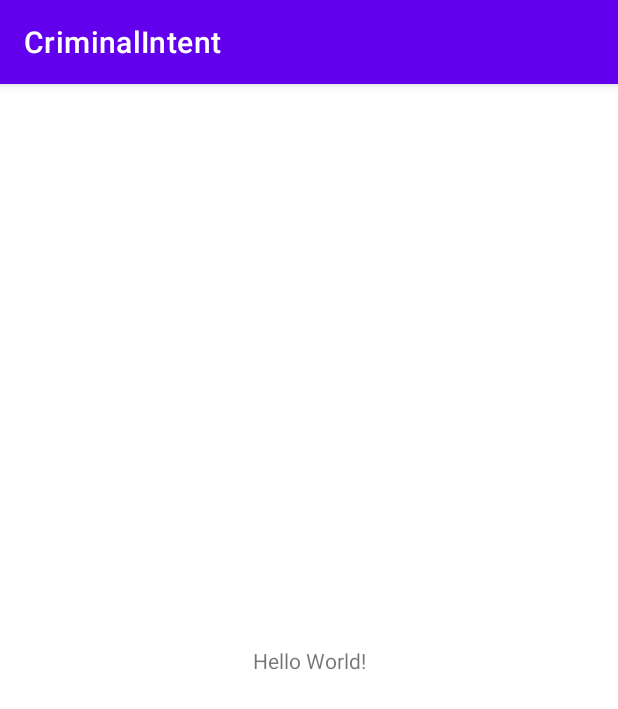
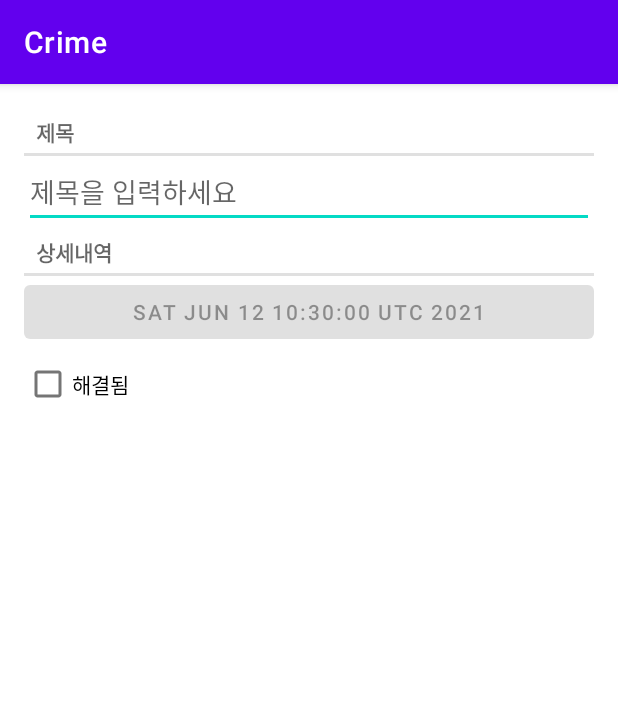
Before and after one commit to byLatte/CriminalIntent, an Android app: the screen it shows after launch (MainActivity), on a phone screen of 412 x 824 dp. Shown: the top 709 px of the screen. Run offline under Robolectric (Android 15) with nearby library versions, the phone set to English and light mode, and no system bars.

Commit message:
framelayout으로 변경 및 fragment 적용

```diff
--- a/app/src/main/java/com/latte/crime/CrimeFragment.kt
+++ b/app/src/main/java/com/latte/crime/CrimeFragment.kt
@@ -1,14 +1,73 @@
 package com.latte.crime
 
 import android.os.Bundle
+import android.text.Editable
+import android.text.TextWatcher
+import android.view.LayoutInflater
+import android.view.View
+import android.view.ViewGroup
+import android.widget.Button
+import android.widget.CheckBox
+import android.widget.EditText
 import androidx.fragment.app.Fragment
 
 class CrimeFragment: Fragment(){
 
     private lateinit var crime: Crime
+    private lateinit var titleField: EditText
+    private lateinit var dateButton: Button
+    private lateinit var solvedCheckBox: CheckBox
 
     override fun onCreate(savedInstanceState: Bundle?) {
         super.onCreate(savedInstanceState)
         crime = Crime()
     }
+
+    override fun onCreateView(
+        inflater: LayoutInflater,
+        container: ViewGroup?,
+        savedInstanceState: Bundle?
+    ): View? {
+        val view = inflater.inflate(R.layout.fragment_crime,container,false)
+
+        titleField = view.findViewById(R.id.crime_title) as EditText // EditText 로 변환
+        dateButton = view.findViewById(R.id.crime_date) as Button // EditText 로 변환
+        solvedCheckBox = view.findViewById(R.id.crime_solved) as CheckBox
+
+        dateButton.apply {
+            text = crime.date.toString()
+            isEnabled = false // 버튼 비활성화
+        }
+
+        return view
+    }
+
+    // textWatcher를 onStart에서 설정해줘야 뷰가 복원된 후 실행된다.
+    // 그전인 onCreate,onCreateView에서 설정하면 뷰가 복원되기전 실행이 된다.
+    override fun onStart() {
+        super.onStart()
+        val titleWatcher = object: TextWatcher {
+            override fun beforeTextChanged(p0: CharSequence?, p1: Int, p2: Int, p3: Int) {
+                TODO("Not yet implemented")
+            }
+
+            override fun onTextChanged(sequence: CharSequence?, start: Int, before: Int, count: Int) {
+                crime.title = sequence.toString()
+            }
+
+            override fun afterTextChanged(p0: Editable?) {
+                TODO("Not yet implemented")
+            }
+        }
+
+        titleField.addTextChangedListener(titleWatcher)
+
+        solvedCheckBox.apply {
+            setOnCheckedChangeListener {_, isChecked -> // '_' parameter를 사용할 필요가 없어서 생략.
+                crime.isSolved = isChecked
+            }
+        }
+
+    }
+
 }
--- a/app/src/main/java/com/latte/crime/MainActivity.kt
+++ b/app/src/main/java/com/latte/crime/MainActivity.kt
@@ -7,5 +7,15 @@ class MainActivity : AppCompatActivity() {
     override fun onCreate(savedInstanceState: Bundle?) {
         super.onCreate(savedInstanceState)
         setContentView(R.layout.activity_main)
+
+        //fragmentManager 는 fragment 트랜잭션과 백 스택을 유지 관리한다.
+        val currentFragment = supportFragmentManager.findFragmentById(R.id.fragment_container)
+
+        if(currentFragment == null){
+            val fragment = CrimeFragment()
+            supportFragmentManager.beginTransaction()
+                .add(R.id.fragment_container,fragment)
+                .commit()
+        }
     }
 }
--- a/app/src/main/res/layout/activity_main.xml
+++ b/app/src/main/res/layout/activity_main.xml
@@ -1,18 +1,7 @@
 <?xml version="1.0" encoding="utf-8"?>
-<androidx.constraintlayout.widget.ConstraintLayout xmlns:android="http://schemas.android.com/apk/res/android"
-    xmlns:app="http://schemas.android.com/apk/res-auto"
-    xmlns:tools="http://schemas.android.com/tools"
+<FrameLayout
+    xmlns:android="http://schemas.android.com/apk/res/android"
+    android:id="@+id/fragment_container"
     android:layout_width="match_parent"
     android:layout_height="match_parent"
-    tools:context=".MainActivity">
-
-    <TextView
-        android:layout_width="wrap_content"
-        android:layout_height="wrap_content"
-        android:text="Hello World!"
-        app:layout_constraintBottom_toBottomOf="parent"
-        app:layout_constraintLeft_toLeftOf="parent"
-        app:layout_constraintRight_toRightOf="parent"
-        app:layout_constraintTop_toTopOf="parent" />
-
-</androidx.constraintlayout.widget.ConstraintLayout>
+    />
--- a/app/src/main/res/values/strings.xml
+++ b/app/src/main/res/values/strings.xml
@@ -1,5 +1,5 @@
 <resources>
-    <string name="app_name">CriminalIntent</string>
+    <string name="app_name">Crime</string>
     <string name="crime_title_hint">제목을 입력하세요</string>
     <string name="crime_title_label">제목</string>
     <string name="crime_details_label">상세내역</string>
```
